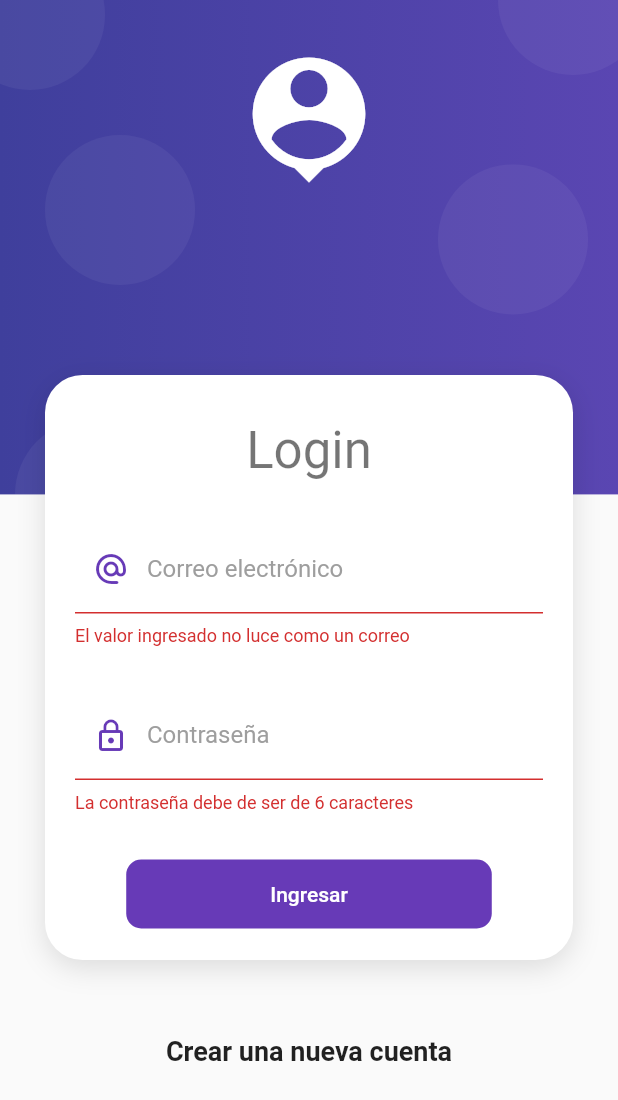
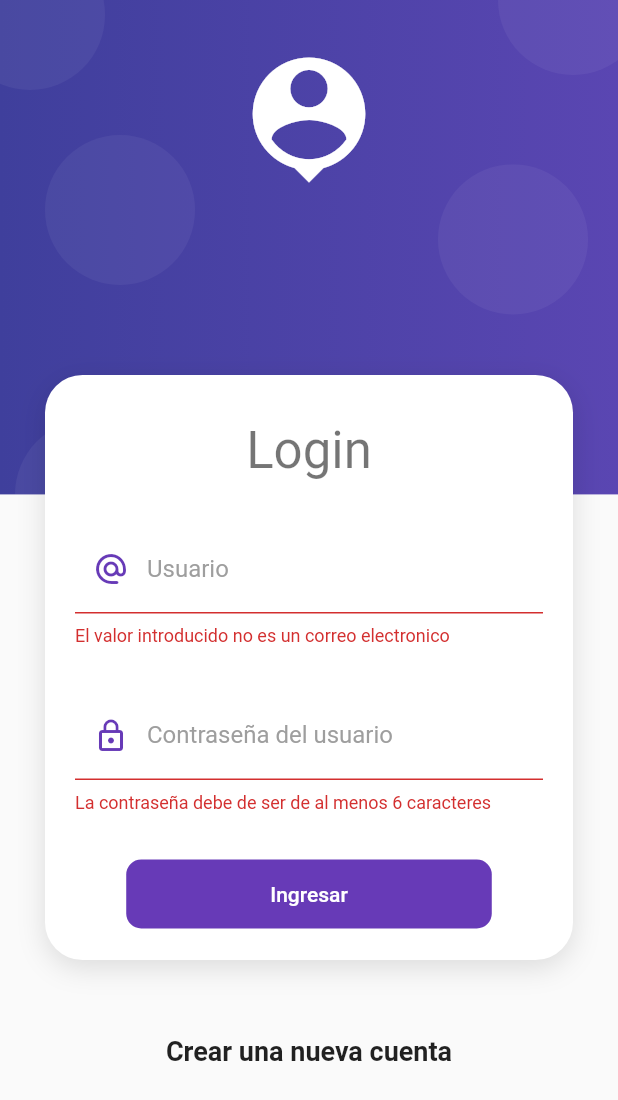
Before and after one commit to juanvix/Penitenciario, a Flutter app: the screen it shows after launch, after a tap on "Ingresar", on a phone screen of 412 x 824 dp. Shown: the top 1100 px of the screen. Run offline on Flutter 3.47's test engine with Material 2 defaults, Android fonts, the light colour scheme and no system bars.

Commit message:
20220315

```diff
--- a/lib/main.dart
+++ b/lib/main.dart
@@ -11,7 +11,7 @@ class MyApp extends StatelessWidget {
       title: 'Gestion penitenciaria',
       initialRoute: 'login',
       routes: {
-        'login': (context) => LoginScreen(),
+        'login': (context) => const LoginScreen(),
         'home': (context) => const HomeScreen()
       },
     );
--- a/lib/screens/login.dart
+++ b/lib/screens/login.dart
@@ -53,8 +53,8 @@ class _LoginForm extends StatelessWidget {
               autocorrect: false,
               keyboardType: TextInputType.emailAddress,
               decoration: InputDecorations.authInputDecoration(
-                  hintText: 'john.doe@gmail.com',
-                  labelText: 'Correo electrónico',
+                  hintText: 'Introduce tu usuario (correo electronico)',
+                  labelText: 'Usuario',
                   prefixIcon: Icons.alternate_email_rounded),
               onChanged: (value) => loginForm.email = value,
               validator: (value) {
@@ -64,7 +64,7 @@ class _LoginForm extends StatelessWidget {
 
                 return regExp.hasMatch(value ?? '')
                     ? null
-                    : 'El valor ingresado no luce como un correo';
+                    : 'El valor introducido no es un correo electronico';
               },
             ),
             SizedBox(height: 30),
@@ -74,13 +74,13 @@ class _LoginForm extends StatelessWidget {
               keyboardType: TextInputType.emailAddress,
               decoration: InputDecorations.authInputDecoration(
                   hintText: '*****',
-                  labelText: 'Contraseña',
+                  labelText: 'Contraseña del usuario',
                   prefixIcon: Icons.lock_outline),
               onChanged: (value) => loginForm.password = value,
               validator: (value) {
                 return (value != null && value.length >= 6)
                     ? null
-                    : 'La contraseña debe de ser de 6 caracteres';
+                    : 'La contraseña debe de ser de al menos 6 caracteres';
               },
             ),
             SizedBox(height: 30),
@@ -107,7 +107,6 @@ class _LoginForm extends StatelessWidget {
 
                         await Future.delayed(Duration(seconds: 2));
 
-                        // TODO: validar si el login es correcto
                         loginForm.isLoading = false;
 
                         Navigator.pushReplacementNamed(context, 'home');
```
